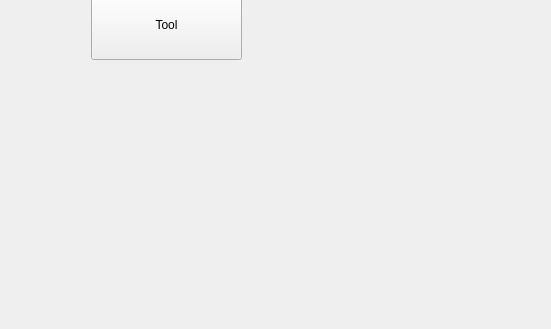
Qt form ventilationDetails.ui (eurosa/DigilineSystem-new) before a commit; both pictures show x 89 to 640 and y 151 to 480 of the 640 by 480 pixel window.
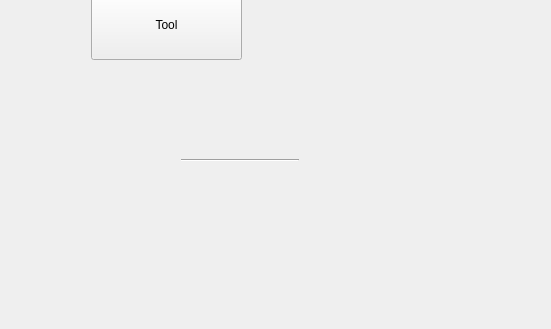
The same form after that commit.

What changed in the file:
```diff
--- a/ventilationDetails.ui
+++ b/ventilationDetails.ui
@@ -26,6 +26,26 @@
     <string>Tool</string>
    </property>
   </widget>
+  <widget class="Line" name="line">
+   <property name="geometry">
+    <rect>
+     <x>270</x>
+     <y>310</y>
+     <width>118</width>
+     <height>3</height>
+    </rect>
+   </property>
+   <property name="styleSheet">
+    <string notr="true">Line{border-radius: 25px;
+  background: #73AD21;
+  padding: 20px; 
+  width: 200px;
+  height: 150px;  }</string>
+   </property>
+   <property name="orientation">
+    <enum>Qt::Horizontal</enum>
+   </property>
+  </widget>
  </widget>
  <resources/>
  <connections/>
```
